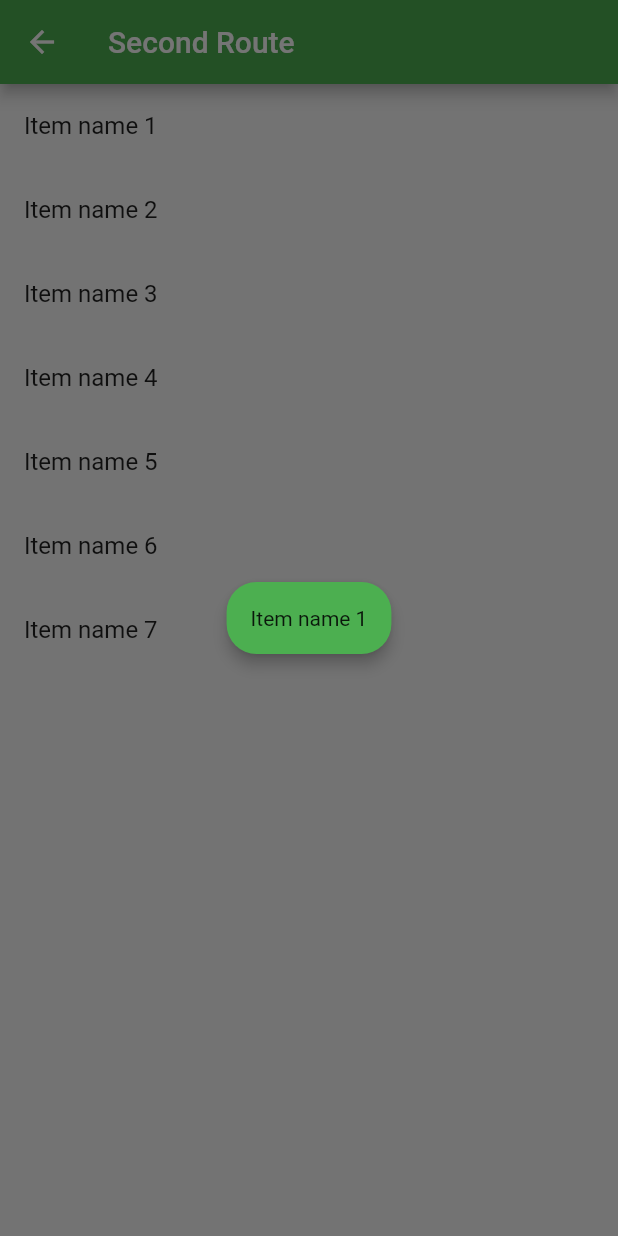
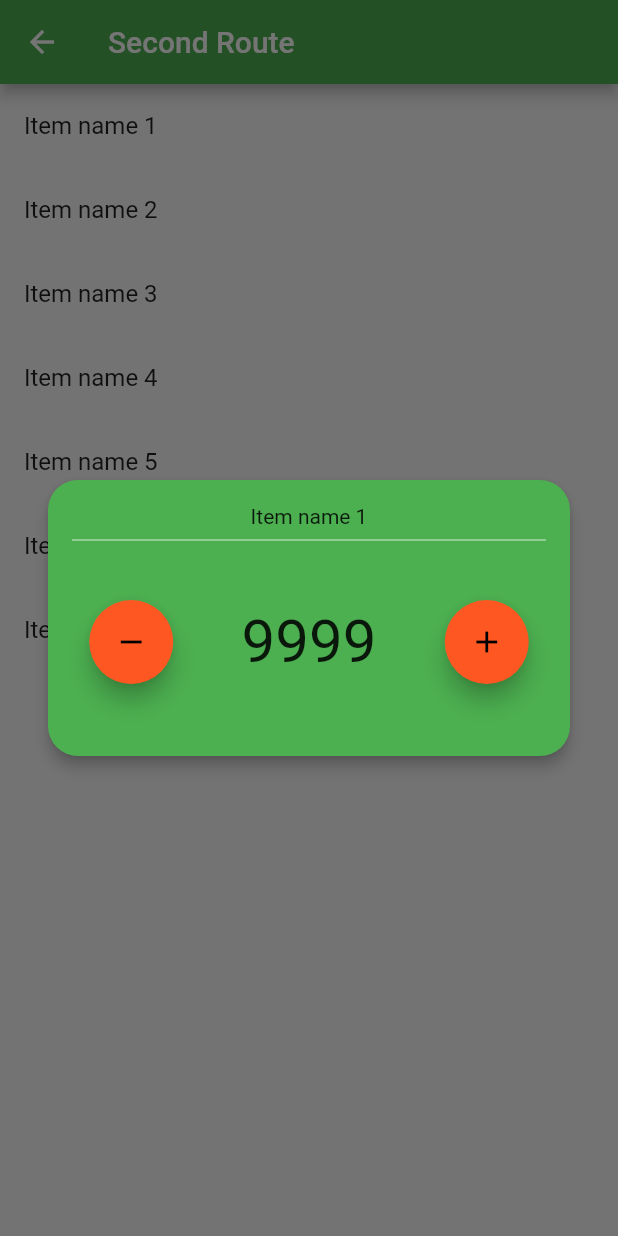
Before and after one commit to advaithhl/AHLGroceries, a Flutter app: the StorePage screen opened directly, after a tap on "Item name 1", on a phone screen of 412 x 824 dp. Run offline on Flutter 3.47's test engine with Material 2 defaults, Android fonts, the phone set to English and light mode, and no system bars.

Commit message:
Show quantity and plus/minus buttons

```diff
--- a/lib/popups.dart
+++ b/lib/popups.dart
@@ -64,7 +64,63 @@ class _PopupCardState extends State<PopupCard> {
           child: SingleChildScrollView(
             child: Padding(
               padding: const EdgeInsets.all(16.0),
-              child: Text(widget.item)
+              child: Center(
+                child: Column(
+                  children: [
+                    Text(widget.item),
+                    const Divider(
+                      color: Colors.white,
+                      thickness: 0.5,
+                    ),
+                    Container(
+                      child: Row(
+                        children: [
+                          Flexible(
+                            flex: 1,
+                            fit: FlexFit.tight,
+                            child: FloatingActionButton(
+                              child: Icon(
+                                Icons.remove,
+                                color: Colors.black,
+                              ),
+                              onPressed: () {},
+                              backgroundColor: Colors.deepOrange,
+                            ),
+                          ),
+                          Flexible(
+                            flex: 2,
+                            fit: FlexFit.tight,
+                            child: Container(
+                              margin: EdgeInsets.all(10),
+                              height: 100,
+                              child: Center(
+                                child: Text(
+                                  '9999',
+                                  style: TextStyle(
+                                    fontSize: 40,
+                                  ),
+                                ),
+                              ),
+                            ),
+                          ),
+                          Flexible(
+                            flex: 1,
+                            fit: FlexFit.tight,
+                            child: FloatingActionButton(
+                              child: Icon(
+                                Icons.add,
+                                color: Colors.black,
+                              ),
+                              onPressed: () {},
+                              backgroundColor: Colors.deepOrange,
+                            ),
+                          ),
+                        ],
+                      ),
+                    )
+                  ],
+                ),
+              ),
             ),
           ),
         ),
```
